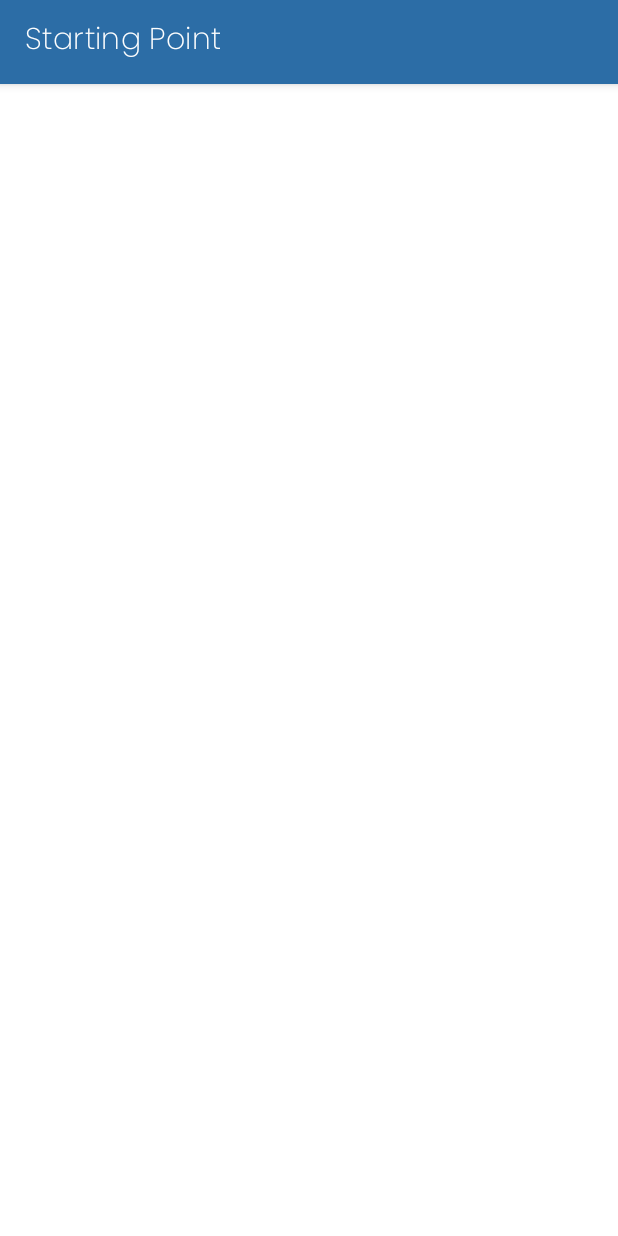
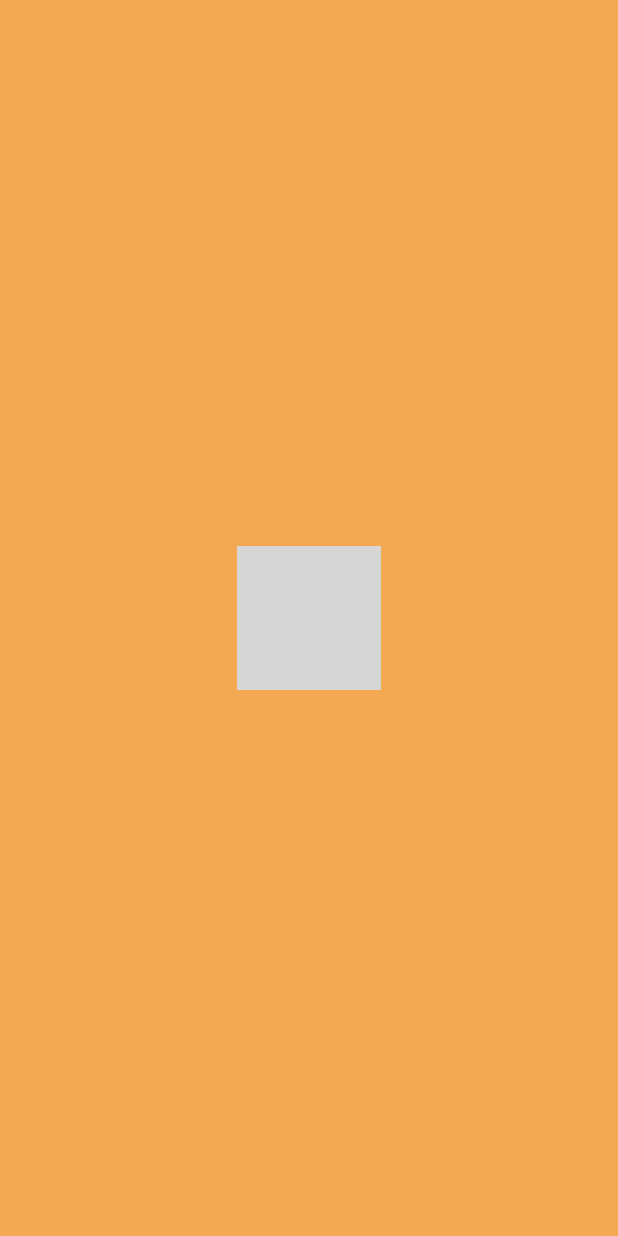
Before and after one commit to jcrodyar87/starting-point-android, an Android app: the SplashActivity screen opened directly, with no data from a screen before it, on a phone screen of 412 x 824 dp. Run offline under Robolectric (Android 15) with nearby library versions, the phone set to English and light mode, and no system bars; grey boxes are pictures that could not be loaded.

Commit message:
Add splash activity

```diff
--- a/app/src/main/java/com/jcry87/startingpoint/SplashActivity.java
+++ b/app/src/main/java/com/jcry87/startingpoint/SplashActivity.java
@@ -2,7 +2,10 @@ package com.jcry87.startingpoint;
 
 import androidx.appcompat.app.AppCompatActivity;
 
+import android.content.Intent;
 import android.os.Bundle;
+import android.os.Handler;
+import android.os.Looper;
 
 public class SplashActivity extends AppCompatActivity {
 
@@ -10,5 +13,14 @@ public class SplashActivity extends AppCompatActivity {
     protected void onCreate(Bundle savedInstanceState) {
         super.onCreate(savedInstanceState);
         setContentView(R.layout.activity_splash);
+
+        new Handler(Looper.getMainLooper()).postDelayed(() -> {
+            showMain();
+                },3000);
     }
+
+    private void showMain() {
+        startActivity(new Intent(this, MainActivity.class));
+    }
+
 }
--- a/app/src/main/res/layout/activity_splash.xml
+++ b/app/src/main/res/layout/activity_splash.xml
@@ -4,6 +4,18 @@
     xmlns:tools="http://schemas.android.com/tools"
     android:layout_width="match_parent"
     android:layout_height="match_parent"
+    android:background="@color/color_4"
     tools:context=".SplashActivity">
 
+    <ImageView
+        android:id="@+id/imageView3"
+        android:layout_width="wrap_content"
+        android:layout_height="wrap_content"
+        app:layout_constraintBottom_toBottomOf="parent"
+        app:layout_constraintEnd_toEndOf="parent"
+        app:layout_constraintHorizontal_bias="0.5"
+        app:layout_constraintStart_toStartOf="parent"
+        app:layout_constraintTop_toTopOf="parent"
+        app:layout_constraintVertical_bias="0.5"
+        app:srcCompat="@mipmap/ic_logo_round" />
 </androidx.constraintlayout.widget.ConstraintLayout>
```
Also changed, not shown: app/src/main/AndroidManifest.xml (+8 -7 lines).
